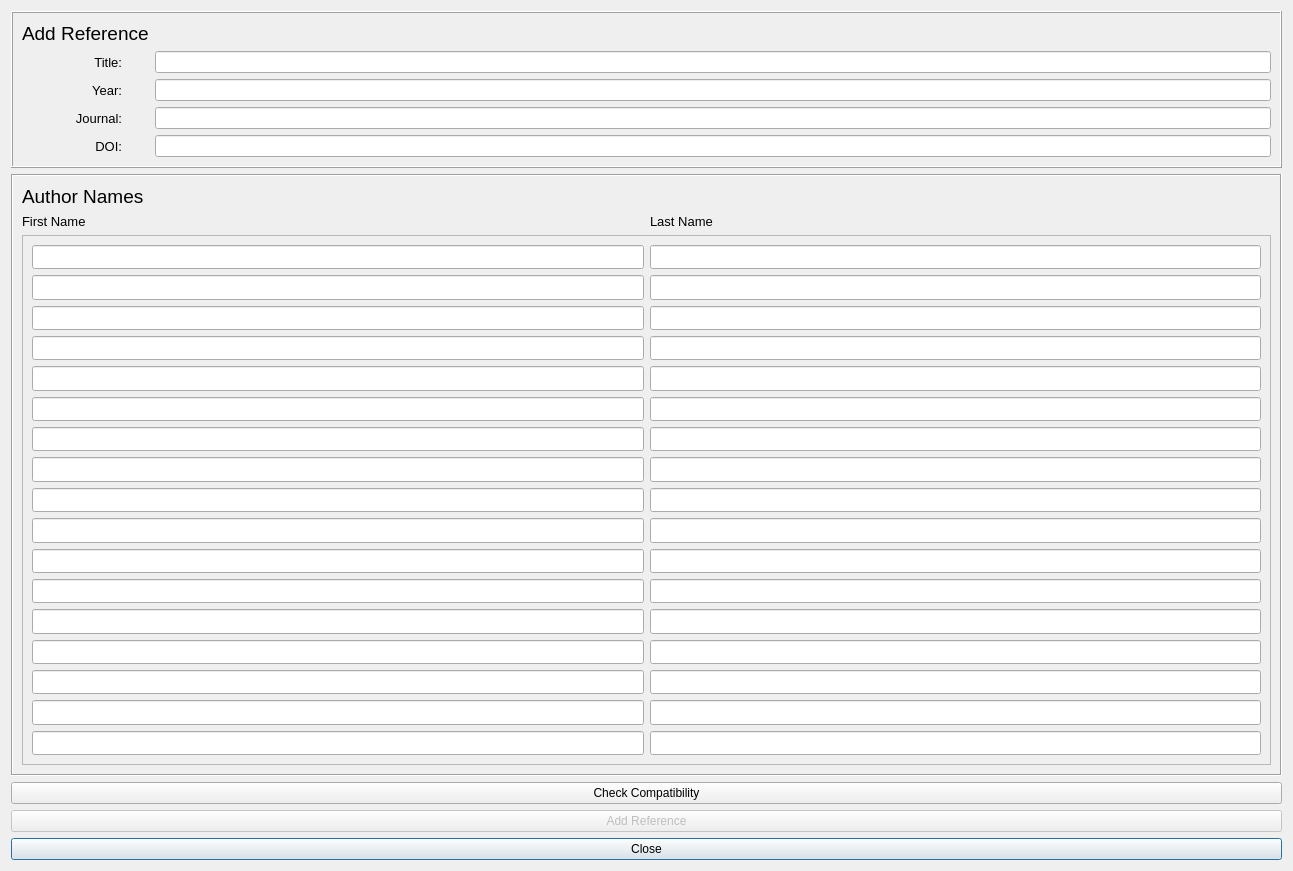
Above: tabs/reference_manager.ui from gusbacos/SUEWS-Database-manager before the change. Below: the same form after it.
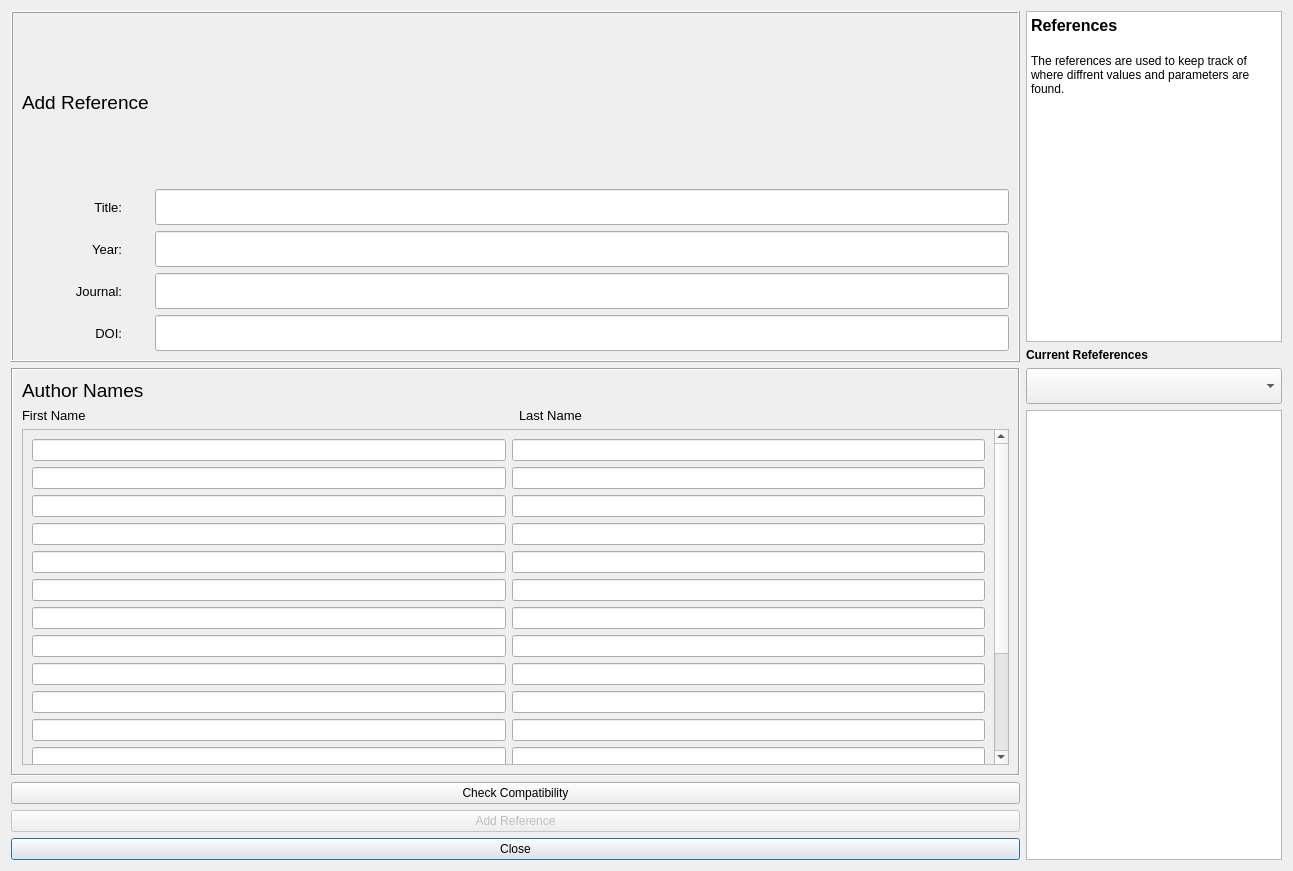
That is the form after the change. Custom widgets are drawn as their Qt base class.

The edit to the form file:
```diff
--- a/tabs/reference_manager.ui
+++ b/tabs/reference_manager.ui
@@ -14,184 +14,77 @@
    <string>Dialog</string>
   </property>
   <layout class="QGridLayout" name="gridLayout_3">
-   <item row="0" column="0">
-    <widget class="QFrame" name="frame1">
-     <property name="frameShape">
-      <enum>QFrame::Box</enum>
+   <item row="2" column="1">
+    <widget class="QComboBox" name="comboBoxRef">
+     <property name="sizePolicy">
+      <sizepolicy hsizetype="Preferred" vsizetype="Fixed">
+       <horstretch>0</horstretch>
+       <verstretch>0</verstretch>
+      </sizepolicy>
      </property>
-     <property name="frameShadow">
-      <enum>QFrame::Raised</enum>
+     <property name="minimumSize">
+      <size>
+       <width>0</width>
+       <height>0</height>
+      </size>
      </property>
-     <layout class="QGridLayout" name="gridLayout_2">
-      <item row="0" column="0">
-       <widget class="QLabel" name="label_42">
-        <property name="text">
-         <string>&lt;!DOCTYPE HTML PUBLIC &quot;-//W3C//DTD HTML 4.0//EN&quot; &quot;http://www.w3.org/TR/REC-html40/strict.dtd&quot;&gt;
+     <property name="maximumSize">
+      <size>
+       <width>256</width>
+       <height>36</height>
+      </size>
+     </property>
+     <item>
+      <property name="text">
+       <string/>
+      </property>
+     </item>
+    </widget>
+   </item>
+   <item row="0" column="1">
+    <widget class="QTextBrowser" name="textBrowser">
+     <property name="sizePolicy">
+      <sizepolicy hsizetype="Preferred" vsizetype="Expanding">
+       <horstretch>0</horstretch>
+       <verstretch>0</verstretch>
+      </sizepolicy>
+     </property>
+     <property name="maximumSize">
+      <size>
+       <width>256</width>
+       <height>16777215</height>
+      </size>
+     </property>
+     <property name="html">
+      <string>&lt;!DOCTYPE HTML PUBLIC &quot;-//W3C//DTD HTML 4.0//EN&quot; &quot;http://www.w3.org/TR/REC-html40/strict.dtd&quot;&gt;
 &lt;html&gt;&lt;head&gt;&lt;meta name=&quot;qrichtext&quot; content=&quot;1&quot; /&gt;&lt;style type=&quot;text/css&quot;&gt;
 p, li { white-space: pre-wrap; }
-&lt;/style&gt;&lt;/head&gt;&lt;body style=&quot; font-family:'MS Shell Dlg 2'; font-size:8pt; font-weight:400; font-style:normal;&quot;&gt;
-&lt;p style=&quot; margin-top:0px; margin-bottom:0px; margin-left:0px; margin-right:0px; -qt-block-indent:0; text-indent:0px;&quot;&gt;&lt;span style=&quot; font-size:14pt;&quot;&gt;Add Reference&lt;/span&gt;&lt;/p&gt;&lt;/body&gt;&lt;/html&gt;</string>
-        </property>
-       </widget>
-      </item>
-      <item row="3" column="0">
-       <widget class="QLabel" name="label_5">
-        <property name="maximumSize">
-         <size>
-          <width>100</width>
-          <height>16777215</height>
-         </size>
-        </property>
-        <property name="font">
-         <font>
-          <pointsize>10</pointsize>
-          <weight>50</weight>
-          <bold>false</bold>
-          <strikeout>false</strikeout>
-         </font>
-        </property>
-        <property name="text">
-         <string>Journal:</string>
-        </property>
-        <property name="alignment">
-         <set>Qt::AlignRight|Qt::AlignTrailing|Qt::AlignVCenter</set>
-        </property>
-       </widget>
-      </item>
-      <item row="2" column="0">
-       <widget class="QLabel" name="label_4">
-        <property name="maximumSize">
-         <size>
-          <width>100</width>
-          <height>16777215</height>
-         </size>
-        </property>
-        <property name="font">
-         <font>
-          <pointsize>10</pointsize>
-          <weight>50</weight>
-          <bold>false</bold>
-          <strikeout>false</strikeout>
-         </font>
-        </property>
-        <property name="text">
-         <string>Year:</string>
-        </property>
-        <property name="alignment">
-         <set>Qt::AlignRight|Qt::AlignTrailing|Qt::AlignVCenter</set>
-        </property>
-       </widget>
-      </item>
-      <item row="1" column="0">
-       <widget class="QLabel" name="label_3">
-        <property name="maximumSize">
-         <size>
-          <width>100</width>
-          <height>16777215</height>
-         </size>
-        </property>
-        <property name="font">
-         <font>
-          <pointsize>10</pointsize>
-          <weight>50</weight>
-          <bold>false</bold>
-          <strikeout>false</strikeout>
-         </font>
-        </property>
-        <property name="text">
-         <string>Title:</string>
-        </property>
-        <property name="alignment">
-         <set>Qt::AlignRight|Qt::AlignTrailing|Qt::AlignVCenter</set>
-        </property>
-       </widget>
-      </item>
-      <item row="1" column="1">
-       <widget class="QgsFilterLineEdit" name="textEditTitle">
-        <property name="maximumSize">
-         <size>
-          <width>16777215</width>
-          <height>36</height>
-         </size>
-        </property>
-        <property name="inputMethodHints">
-         <set>Qt::ImhNone</set>
-        </property>
-        <property name="qgisRelation" stdset="0">
-         <string notr="true"/>
-        </property>
-       </widget>
-      </item>
-      <item row="4" column="0">
-       <widget class="QLabel" name="label_6">
-        <property name="maximumSize">
-         <size>
-          <width>100</width>
-          <height>16777215</height>
-         </size>
-        </property>
-        <property name="font">
-         <font>
-          <pointsize>10</pointsize>
-          <weight>50</weight>
-          <bold>false</bold>
-          <strikeout>false</strikeout>
-         </font>
-        </property>
-        <property name="text">
-         <string>DOI:</string>
-        </property>
-        <property name="alignment">
-         <set>Qt::AlignRight|Qt::AlignTrailing|Qt::AlignVCenter</set>
-        </property>
-       </widget>
-      </item>
-      <item row="4" column="1">
-       <widget class="QgsFilterLineEdit" name="textEditDOI">
-        <property name="maximumSize">
-         <size>
-          <width>16777215</width>
-          <height>36</height>
-         </size>
-        </property>
-        <property name="qgisRelation" stdset="0">
-         <string notr="true"/>
-        </property>
-       </widget>
-      </item>
-      <item row="2" column="1">
-       <widget class="QgsFilterLineEdit" name="textEditYear">
-        <property name="maximumSize">
-         <size>
-          <width>16777215</width>
-          <height>36</height>
-         </size>
-        </property>
-        <property name="inputMethodHints">
-         <set>Qt::ImhNone</set>
-        </property>
-        <property name="qgisRelation" stdset="0">
-         <string notr="true"/>
-        </property>
-       </widget>
-      </item>
-      <item row="3" column="1">
-       <widget class="QgsFilterLineEdit" name="textEditJournal">
-        <property name="maximumSize">
-         <size>
-          <width>16777215</width>
-          <height>36</height>
-         </size>
-        </property>
-        <property name="qgisRelation" stdset="0">
-         <string notr="true"/>
-        </property>
-       </widget>
-      </item>
-     </layout>
+&lt;/style&gt;&lt;/head&gt;&lt;body style=&quot; font-family:'MS Shell Dlg 2'; font-size:8.25pt; font-weight:400; font-style:normal;&quot;&gt;
+&lt;p style=&quot; margin-top:0px; margin-bottom:0px; margin-left:0px; margin-right:0px; -qt-block-indent:0; text-indent:0px;&quot;&gt;&lt;span style=&quot; font-size:12pt; font-weight:600;&quot;&gt;References&lt;/span&gt;&lt;/p&gt;
+&lt;p style=&quot;-qt-paragraph-type:empty; margin-top:0px; margin-bottom:0px; margin-left:0px; margin-right:0px; -qt-block-indent:0; text-indent:0px; font-size:12pt; font-weight:600;&quot;&gt;&lt;br /&gt;&lt;/p&gt;
+&lt;p style=&quot; margin-top:0px; margin-bottom:0px; margin-left:0px; margin-right:0px; -qt-block-indent:0; text-indent:0px;&quot;&gt;&lt;span style=&quot; font-size:9pt;&quot;&gt;The references are used to keep track of where diffrent values and parameters are found. &lt;/span&gt;&lt;/p&gt;
+&lt;p style=&quot;-qt-paragraph-type:empty; margin-top:0px; margin-bottom:0px; margin-left:0px; margin-right:0px; -qt-block-indent:0; text-indent:0px; font-size:9pt;&quot;&gt;&lt;br /&gt;&lt;/p&gt;
+&lt;p style=&quot;-qt-paragraph-type:empty; margin-top:0px; margin-bottom:0px; margin-left:0px; margin-right:0px; -qt-block-indent:0; text-indent:0px; font-size:9pt;&quot;&gt;&lt;br /&gt;&lt;/p&gt;&lt;/body&gt;&lt;/html&gt;</string>
+     </property>
     </widget>
    </item>
-   <item row="2" column="0">
+   <item row="3" column="1" rowspan="2">
+    <widget class="QTextBrowser" name="textBrowserRef">
+     <property name="sizePolicy">
+      <sizepolicy hsizetype="Preferred" vsizetype="Preferred">
+       <horstretch>0</horstretch>
+       <verstretch>0</verstretch>
+      </sizepolicy>
+     </property>
+     <property name="maximumSize">
+      <size>
+       <width>256</width>
+       <height>16777215</height>
+      </size>
+     </property>
+    </widget>
+   </item>
+   <item row="4" column="0">
     <layout class="QGridLayout" name="gridLayout_8">
      <item row="2" column="0">
       <widget class="QPushButton" name="pushButtonCancel">
@@ -219,7 +112,20 @@
      </item>
     </layout>
    </item>
-   <item row="1" column="0">
+   <item row="1" column="1">
+    <widget class="QLabel" name="label_8">
+     <property name="font">
+      <font>
+       <weight>75</weight>
+       <bold>true</bold>
+      </font>
+     </property>
+     <property name="text">
+      <string>Current Refeferences</string>
+     </property>
+    </widget>
+   </item>
+   <item row="2" column="0" rowspan="2">
     <widget class="QFrame" name="frame">
      <property name="frameShape">
       <enum>QFrame::Box</enum>
@@ -289,8 +195,8 @@
           <rect>
            <x>0</x>
            <y>0</y>
-           <width>1263</width>
-           <height>609</height>
+           <width>972</width>
+           <height>437</height>
           </rect>
          </property>
          <layout class="QGridLayout" name="gridLayout_4">
@@ -743,6 +649,183 @@
      </layout>
     </widget>
    </item>
+   <item row="0" column="0" rowspan="2">
+    <widget class="QFrame" name="frame1">
+     <property name="frameShape">
+      <enum>QFrame::Box</enum>
+     </property>
+     <property name="frameShadow">
+      <enum>QFrame::Raised</enum>
+     </property>
+     <layout class="QGridLayout" name="gridLayout_2">
+      <item row="0" column="0">
+       <widget class="QLabel" name="label_42">
+        <property name="text">
+         <string>&lt;!DOCTYPE HTML PUBLIC &quot;-//W3C//DTD HTML 4.0//EN&quot; &quot;http://www.w3.org/TR/REC-html40/strict.dtd&quot;&gt;
+&lt;html&gt;&lt;head&gt;&lt;meta name=&quot;qrichtext&quot; content=&quot;1&quot; /&gt;&lt;style type=&quot;text/css&quot;&gt;
+p, li { white-space: pre-wrap; }
+&lt;/style&gt;&lt;/head&gt;&lt;body style=&quot; font-family:'MS Shell Dlg 2'; font-size:8pt; font-weight:400; font-style:normal;&quot;&gt;
+&lt;p style=&quot; margin-top:0px; margin-bottom:0px; margin-left:0px; margin-right:0px; -qt-block-indent:0; text-indent:0px;&quot;&gt;&lt;span style=&quot; font-size:14pt;&quot;&gt;Add Reference&lt;/span&gt;&lt;/p&gt;&lt;/body&gt;&lt;/html&gt;</string>
+        </property>
+       </widget>
+      </item>
+      <item row="3" column="0">
+       <widget class="QLabel" name="label_5">
+        <property name="maximumSize">
+         <size>
+          <width>100</width>
+          <height>16777215</height>
+         </size>
+        </property>
+        <property name="font">
+         <font>
+          <pointsize>10</pointsize>
+          <weight>50</weight>
+          <bold>false</bold>
+          <strikeout>false</strikeout>
+         </font>
+        </property>
+        <property name="text">
+         <string>Journal:</string>
+        </property>
+        <property name="alignment">
+         <set>Qt::AlignRight|Qt::AlignTrailing|Qt::AlignVCenter</set>
+        </property>
+       </widget>
+      </item>
+      <item row="2" column="0">
+       <widget class="QLabel" name="label_4">
+        <property name="maximumSize">
+         <size>
+          <width>100</width>
+          <height>16777215</height>
+         </size>
+        </property>
+        <property name="font">
+         <font>
+          <pointsize>10</pointsize>
+          <weight>50</weight>
+          <bold>false</bold>
+          <strikeout>false</strikeout>
+         </font>
+        </property>
+        <property name="text">
+         <string>Year:</string>
+        </property>
+        <property name="alignment">
+         <set>Qt::AlignRight|Qt::AlignTrailing|Qt::AlignVCenter</set>
+        </property>
+       </widget>
+      </item>
+      <item row="1" column="0">
+       <widget class="QLabel" name="label_3">
+        <property name="maximumSize">
+         <size>
+          <width>100</width>
+          <height>16777215</height>
+         </size>
+        </property>
+        <property name="font">
+         <font>
+          <pointsize>10</pointsize>
+          <weight>50</weight>
+          <bold>false</bold>
+          <strikeout>false</strikeout>
+         </font>
+        </property>
+        <property name="text">
+         <string>Title:</string>
+        </property>
+        <property name="alignment">
+         <set>Qt::AlignRight|Qt::AlignTrailing|Qt::AlignVCenter</set>
+        </property>
+       </widget>
+      </item>
+      <item row="1" column="1">
+       <widget class="QgsFilterLineEdit" name="textEditTitle">
+        <property name="maximumSize">
+         <size>
+          <width>16777215</width>
+          <height>36</height>
+         </size>
+        </property>
+        <property name="inputMethodHints">
+         <set>Qt::ImhNone</set>
+        </property>
+        <property name="qgisRelation" stdset="0">
+         <string notr="true"/>
+        </property>
+       </widget>
+      </item>
+      <item row="4" column="0">
+       <widget class="QLabel" name="label_6">
+        <property name="maximumSize">
+         <size>
+          <width>100</width>
+          <height>16777215</height>
+         </size>
+        </property>
+        <property name="font">
+         <font>
+          <pointsize>10</pointsize>
+          <weight>50</weight>
+          <bold>false</bold>
+          <strikeout>false</strikeout>
+         </font>
+        </property>
+        <property name="text">
+         <string>DOI:</string>
+        </property>
+        <property name="alignment">
+         <set>Qt::AlignRight|Qt::AlignTrailing|Qt::AlignVCenter</set>
+        </property>
+       </widget>
+      </item>
+      <item row="4" column="1">
+       <widget class="QgsFilterLineEdit" name="textEditDOI">
+        <property name="maximumSize">
+         <size>
+          <width>16777215</width>
+          <height>36</height>
+         </size>
+        </property>
+        <property name="qgisRelation" stdset="0">
+         <string notr="true"/>
+        </property>
+       </widget>
+      </item>
+      <item row="2" column="1">
+       <widget class="QgsFilterLineEdit" name="textEditYear">
+        <property name="maximumSize">
+         <size>
+          <width>16777215</width>
+          <height>36</height>
+         </size>
+        </property>
+        <property name="inputMethodHints">
+         <set>Qt::ImhNone</set>
+        </property>
+        <property name="qgisRelation" stdset="0">
+         <string notr="true"/>
+        </property>
+       </widget>
+      </item>
+      <item row="3" column="1">
+       <widget class="QgsFilterLineEdit" name="textEditJournal">
+        <property name="maximumSize">
+         <size>
+          <width>16777215</width>
+          <height>36</height>
+         </size>
+        </property>
+        <property name="qgisRelation" stdset="0">
+         <string notr="true"/>
+        </property>
+       </widget>
+      </item>
+     </layout>
+    </widget>
+   </item>
   </layout>
  </widget>
  <customwidgets>
```
